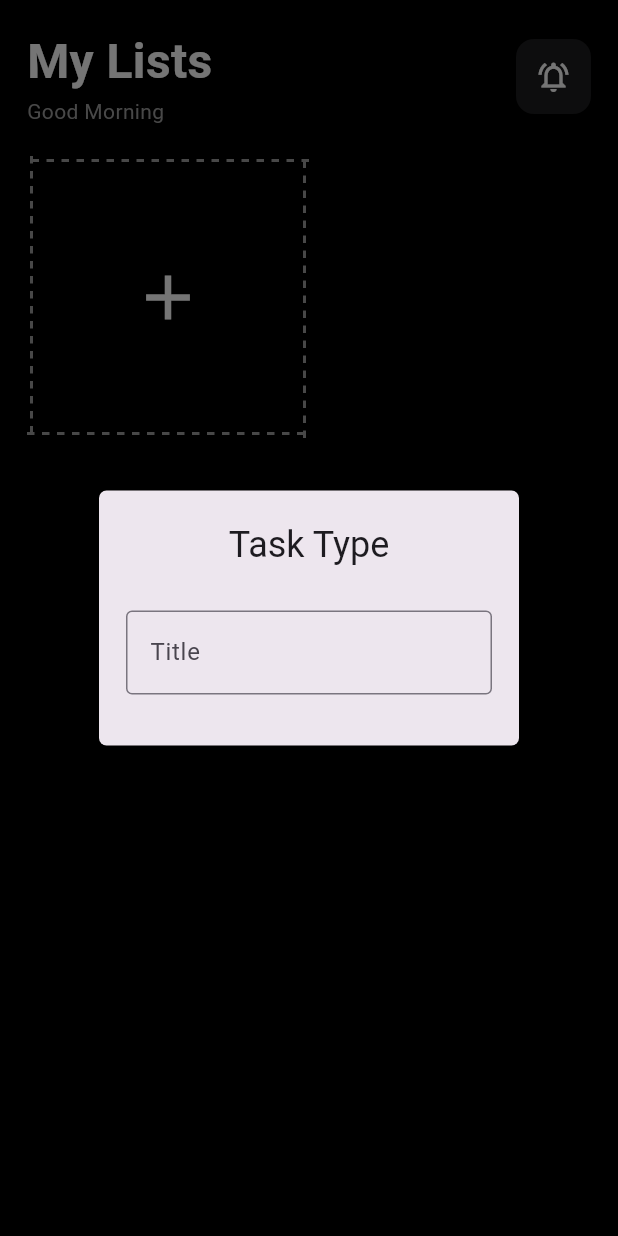
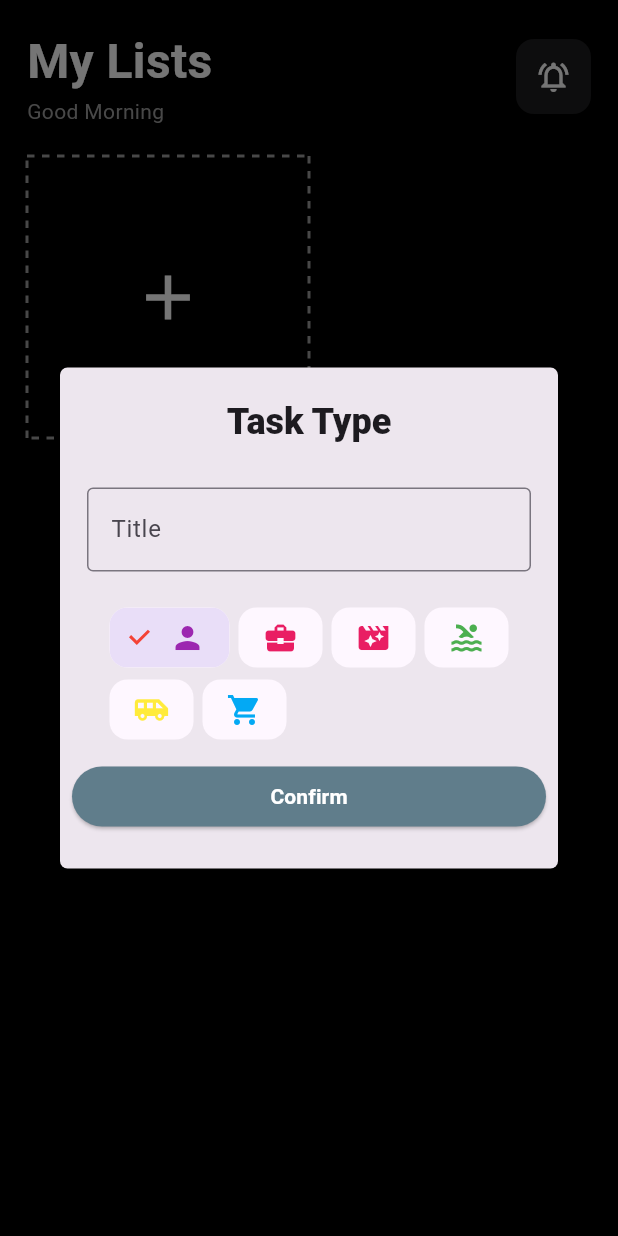
Before and after one commit to nam54828/Task-Todo, a Flutter app: the Home screen opened directly, after a tap on the "add" icon, on a phone screen of 412 x 824 dp. Run offline on Flutter 3.47's test engine with Material 2 defaults, Android fonts, the phone set to English and light mode, and no system bars; our stand-ins replace equatable, get, step_progress_indicator.

Commit message:
TaskCard + Extensions Color

```diff
--- /dev/null
+++ b/lib/Components/icons.dart
@@ -0,0 +1,6 @@
+const personIcon = 0xe491;
+const workIcon = 0xe11c;
+const movieIcon = 0xe40f;
+const sprotIcon = 0xe4dc;
+const travelIcon = 0xe071;
+const shopIcon = 0xe59c;
--- /dev/null
+++ b/lib/Model/task_model.dart
@@ -0,0 +1,35 @@
+import 'package:equatable/equatable.dart';
+import 'package:flutter/material.dart';
+
+class TaskModel extends Equatable {
+  final String title;
+  final int icon;
+  final String color;
+  final List<dynamic>? todos;
+
+  const TaskModel(
+      {required this.title,
+        required this.icon,
+        required this.color,
+        this.todos});
+
+  TaskModel copyWith(
+      {String? title, int? icon, String? color, List<dynamic>? todos}) =>
+      TaskModel(
+          title: title ?? this.title,
+          icon: icon ?? this.icon,
+          color: color ?? this.color,
+          todos: todos ?? this.todos);
+
+  factory TaskModel.fromJson(Map<dynamic, dynamic> json) => TaskModel(
+      title: json['title'],
+      icon: json['icon'],
+      color: json['color'],
+      todos: json['todos']);
+
+  Map<String, dynamic> toJson() =>
+      {'title': title, 'icon': icon, 'color': color, 'todos': todos};
+
+  @override
+  List<Object?> get props => [title, icon, color];
+}
--- a/lib/View/Home/page/home.dart
+++ b/lib/View/Home/page/home.dart
@@ -1,8 +1,13 @@
 import 'package:flutter/material.dart';
+import 'package:get/get.dart';
+import 'package:task_todo/Controller/home_controller.dart';
+import 'package:task_todo/Model/task_model.dart';
 import 'package:task_todo/View/Home/widgets/add_card.dart';
+import 'package:task_todo/View/Home/widgets/task_card.dart';
 
 class Home extends StatelessWidget {
-  const Home({Key? key}) : super(key: key);
+  final homeCtrl = Get.find<HomeController>();
+  Home({Key? key}) : super(key: key);
 
   @override
   Widget build(BuildContext context) {
@@ -51,12 +56,14 @@ class Home extends StatelessWidget {
             SizedBox(
               height: 20,
             ),
-            GridView.count(
-              crossAxisCount: 2,
-              shrinkWrap: true,
-              physics: ClampingScrollPhysics(),
-              children: [AddCart()],
-            )
+         Obx(() =>    GridView.count(
+           crossAxisCount: 2,
+           shrinkWrap: true,
+           physics: ClampingScrollPhysics(),
+           children: [
+             ...homeCtrl.tasks.map((element) => TaskCard(taskModel: element)).toList(),
+             AddCart()],
+         ))
           ],
         ),
       ),
--- a/lib/View/Home/widgets/add_card.dart
+++ b/lib/View/Home/widgets/add_card.dart
@@ -1,25 +1,30 @@
 import 'package:flutter/material.dart';
 import 'package:get/get.dart';
-import 'package:task_todo/Components/icons.dart';
 
 import 'package:task_todo/Model/dotted_models.dart';
-
+import 'package:task_todo/Model/task_model.dart';
+import 'package:task_todo/View/Home/widgets/icons.dart';
+import 'package:task_todo/utils/extensions.dart';
 import '../../../Controller/home_controller.dart';
 
 class AddCart extends StatelessWidget {
   final homeCtrl = Get.find<HomeController>();
+
   AddCart({Key? key}) : super(key: key);
+
   @override
   Widget build(BuildContext context) {
-    final List<Icon> iconList = icons();
+    final icons = getIcons();
     return Container(
-      margin: EdgeInsets.all(3),
       child: InkWell(
-        onTap: ()async{
+        onTap: () async {
           await Get.defaultDialog(
               titlePadding: EdgeInsets.symmetric(vertical: 20),
               radius: 5,
               title: "Task Type",
+              titleStyle: TextStyle(
+                fontWeight: FontWeight.w800
+              ),
               content: Form(
                   key: homeCtrl.formKey,
                   child: Column(
@@ -29,11 +34,9 @@ class AddCart extends StatelessWidget {
                         child: TextFormField(
                           controller: homeCtrl.editingController,
                           decoration: InputDecoration(
-                          border: OutlineInputBorder(),
-                          labelText: 'Title'
-                        ),
-                        validator: (value){
-                          if(value == null || value.trim().isEmpty){
+                              border: OutlineInputBorder(), labelText: 'Title'),
+                          validator: (value) {
+                            if (value == null || value.trim().isEmpty) {
                               return 'Please enter your task title';
                             }
                             return null;
@@ -43,28 +46,66 @@ class AddCart extends StatelessWidget {
                       SizedBox(
                         height: 10,
                       ),
-                    Wrap(
+                      Padding(
+                        padding: const EdgeInsets.fromLTRB(0, 10, 0, 10),
+                        child: Wrap(
                           spacing: 6,
-                      children: iconList.map((icon) {
-                        final index = iconList.indexOf(icon);
+                          children: icons.map((icon) {
+                            final index = icons.indexOf(icon);
                             return Obx(() => FilterChip(
                                   label: icon,
                                   side: BorderSide.none,
                                   selected: homeCtrl.chipIndex.value == index,
                                   onSelected: (bool selected) {
-                            homeCtrl.chipIndex.value = selected ? index : 0;
+                                    homeCtrl.chipIndex.value =
+                                        selected ? index : 0;
                                   },
                                   // showCheckmark: false, // dau tich
                                   checkmarkColor: Colors.red,
                                   shape: RoundedRectangleBorder(
-                            borderRadius:BorderRadius.circular(12),
+                                    borderRadius: BorderRadius.circular(12),
                                   ),
                                 ));
                           }).toList(),
                         ),
+                      ),
+                      ElevatedButton(
+                        onPressed: () {
+                          int icon = icons[homeCtrl.chipIndex.value].icon!.codePoint;
+                          String color = icons[homeCtrl.chipIndex.value].color!.toHex();
+
+                          if (homeCtrl.formKey.currentState!.validate()) {
+                            var task = TaskModel(
+                                title: homeCtrl.editingController.text,
+                                icon: icon,
+                                color: color)
+                            ;
+                            Get.back();
+                           bool success =  homeCtrl.addTask(task);
+                            ScaffoldMessenger.of(context).showSnackBar(
+                              SnackBar(
+                                content: Text(success ? "Success Add Task" : "Fail! Please try again"),
+                                duration: Duration(seconds: 2),
+                              ),
+                            );
+                          }
+                          homeCtrl.editingController.clear();
+                          homeCtrl.changeChipIndex(0);
+                        },
+                        child: Center(
+                          child: Text(
+                            "Confirm",
+                            style: TextStyle(
+                                fontWeight: FontWeight.bold,
+                                color: Colors.white),
+                          ),
+                        ),
+                        style: ElevatedButton.styleFrom(
+                            primary: Colors.blueGrey,
+                            minimumSize: Size(110, 40)),
+                      )
                     ],
-            ))
-          );
+                  )));
         },
         child: CustomPaint(
           painter: Dotted(),
@@ -72,7 +113,7 @@ class AddCart extends StatelessWidget {
             width: 200,
             height: 200,
             alignment: Alignment.center,
-            child: Icon(Icons.add,color: Colors.white, size: 50),
+            child: Icon(Icons.add, color: Colors.white, size: 50),
           ),
         ),
       ),
--- /dev/null
+++ b/lib/View/Home/widgets/icons.dart
@@ -0,0 +1,16 @@
+import 'package:flutter/material.dart';
+import 'package:task_todo/Components/colors.dart';
+
+import '../../../Components/icons.dart';
+
+
+List<Icon> getIcons(){
+  return const [
+    Icon(IconData(personIcon, fontFamily: 'MaterialIcons'), color: Colors.purple,),
+    Icon(IconData(workIcon, fontFamily: 'MaterialIcons'), color: Colors.pink),
+    Icon(IconData(movieIcon, fontFamily: 'MaterialIcons'), color: Colors.pink),
+    Icon(IconData(sprotIcon, fontFamily: 'MaterialIcons'), color: Colors.green,),
+    Icon(IconData(travelIcon, fontFamily: 'MaterialIcons'), color: Colors.yellow),
+    Icon(IconData(shopIcon, fontFamily: 'MaterialIcons'), color: Colors.lightBlue),
+  ];
+}
--- a/pubspec.yaml
+++ b/pubspec.yaml
@@ -41,6 +41,7 @@ dependencies:
   equatable: ^2.0.5
   get:
   get_storage:
+  step_progress_indicator: ^1.0.2
 dev_dependencies:
   flutter_test:
     sdk: flutter
```
Also changed, not shown: lib/Components/colors.dart (added, +9 -0 lines), lib/Controller/home_controller.dart (+12 -0 lines), lib/View/Home/widgets/task_card.dart (added, +80 -0 lines), lib/utils/extensions.dart (added, +18 -0 lines), pubspec.lock. Lines whose indentation alone changed are shown as unchanged.
